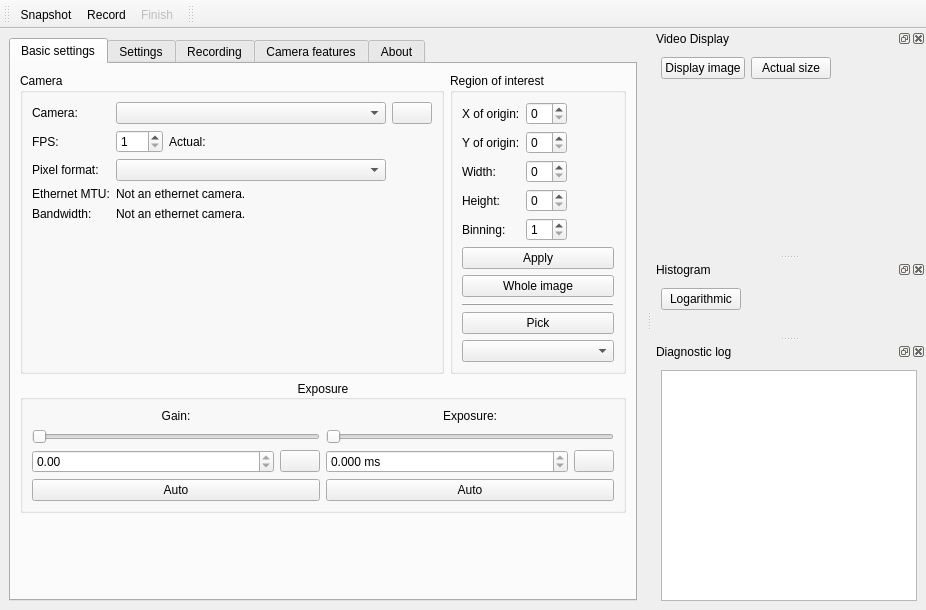
The window that include/mainwindow.ui (RTXI/genicam-camera) describes before a commit, drawn with Qt 5.
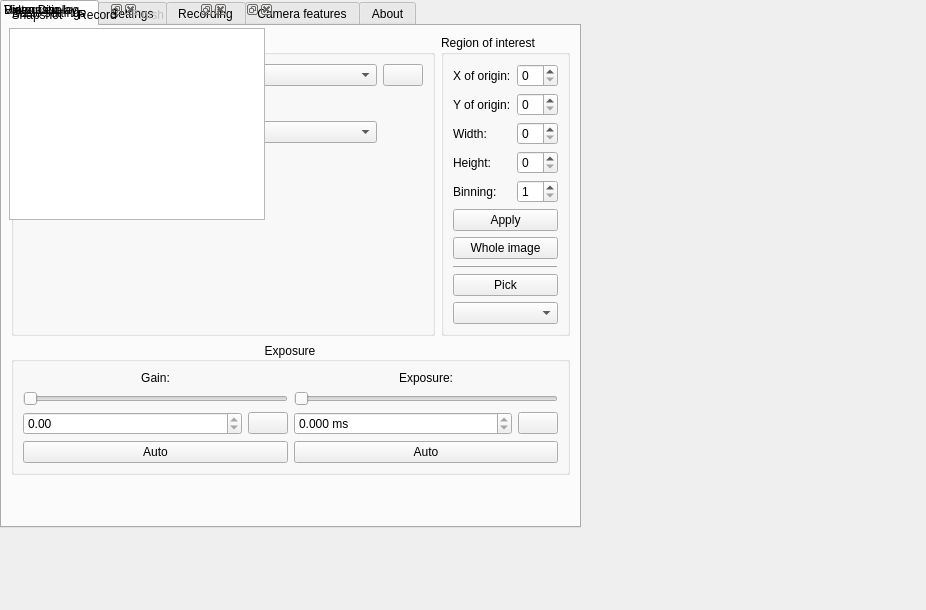
The same window after the commit. Icons and pictures are not drawn. Custom widgets are drawn as their Qt base class.

Commit message: ui file not outputs a qwidget, not a qmainwindow

```diff
--- a/include/mainwindow.ui
+++ b/include/mainwindow.ui
@@ -1,7 +1,7 @@
 <?xml version="1.0" encoding="UTF-8"?>
 <ui version="4.0">
  <class>MainWindowUI</class>
- <widget class="QMainWindow" name="MainWindowUI">
+ <widget class="QWidget" name="MainWindowUI">
   <property name="geometry">
    <rect>
     <x>0</x>
```
The commit also changes 1 other file.
